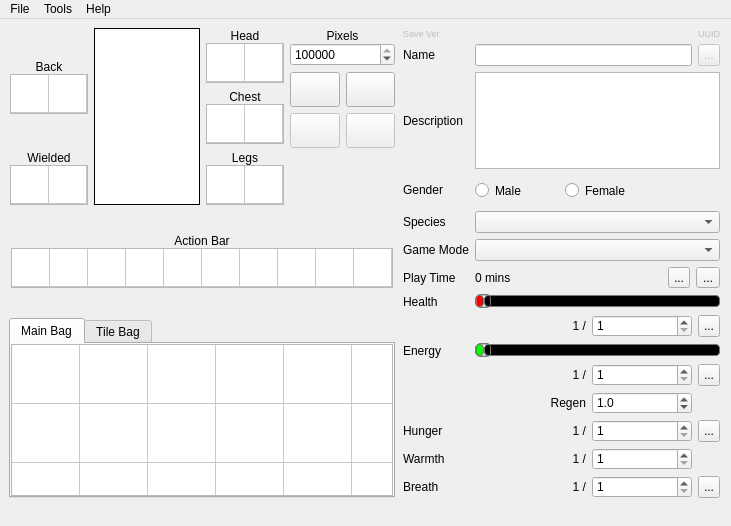
wizzomafizzo/starcheat, file starcheat/templates/MainWindow.ui: the form before one commit.
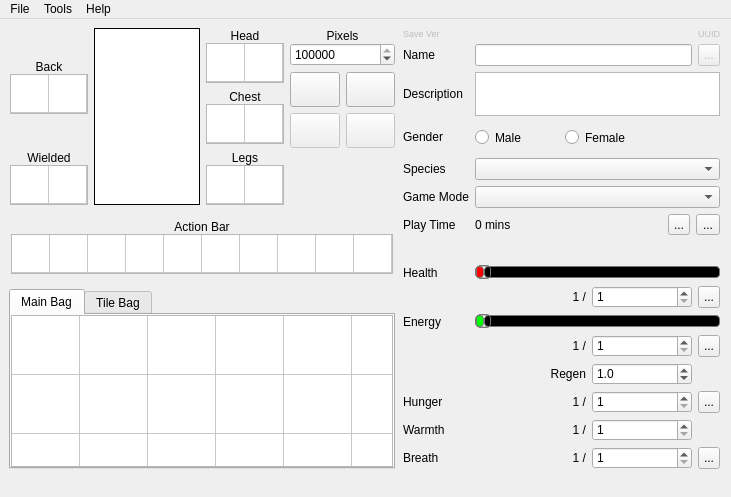
The form after the commit. Icons and pictures are not drawn.

Commit message: More main window tweaks

Patch:
```diff
--- a/starcheat/templates/MainWindow.ui
+++ b/starcheat/templates/MainWindow.ui
@@ -7,19 +7,19 @@
     <x>0</x>
     <y>0</y>
     <width>731</width>
-    <height>526</height>
+    <height>497</height>
    </rect>
   </property>
   <property name="minimumSize">
    <size>
     <width>731</width>
-    <height>526</height>
+    <height>497</height>
    </size>
   </property>
   <property name="maximumSize">
    <size>
     <width>731</width>
-    <height>526</height>
+    <height>497</height>
    </size>
   </property>
   <property name="windowTitle">
@@ -915,19 +915,6 @@
         </item>
        </layout>
       </item>
-      <item>
-       <spacer name="verticalSpacer_5">
-        <property name="orientation">
-         <enum>Qt::Vertical</enum>
-        </property>
-        <property name="sizeHint" stdset="0">
-         <size>
-          <width>20</width>
-          <height>40</height>
-         </size>
-        </property>
-       </spacer>
-      </item>
       <item>
        <spacer name="verticalSpacer_4">
         <property name="orientation">
@@ -935,8 +922,8 @@
         </property>
         <property name="sizeHint" stdset="0">
          <size>
-          <width>378</width>
-          <height>1</height>
+          <width>20</width>
+          <height>40</height>
          </size>
         </property>
        </spacer>
@@ -954,6 +941,12 @@
         </property>
         <item>
          <widget class="QLabel" name="action_bar_label">
+          <property name="sizePolicy">
+           <sizepolicy hsizetype="Preferred" vsizetype="Fixed">
+            <horstretch>0</horstretch>
+            <verstretch>0</verstretch>
+           </sizepolicy>
+          </property>
           <property name="text">
            <string>Action Bar</string>
           </property>
@@ -1110,7 +1103,7 @@
        </layout>
       </item>
       <item>
-       <spacer name="verticalSpacer_6">
+       <spacer name="verticalSpacer_5">
         <property name="orientation">
          <enum>Qt::Vertical</enum>
         </property>
@@ -1503,7 +1496,7 @@
       <property name="rightMargin">
        <number>2</number>
       </property>
-      <item row="12" column="1">
+      <item row="13" column="1">
        <layout class="QHBoxLayout" name="horizontalLayout_6">
         <item>
          <widget class="QLabel" name="food_val">
@@ -1554,6 +1547,9 @@
             <height>22</height>
            </size>
           </property>
+          <property name="toolTip">
+           <string>Fill Stomach</string>
+          </property>
           <property name="text">
            <string>...</string>
           </property>
@@ -1565,14 +1561,14 @@
         </item>
        </layout>
       </item>
-      <item row="13" column="0">
+      <item row="14" column="0">
        <widget class="QLabel" name="warmth_label">
         <property name="text">
          <string>Warmth</string>
         </property>
        </widget>
       </item>
-      <item row="13" column="1">
+      <item row="14" column="1">
        <layout class="QHBoxLayout" name="horizontalLayout_7">
         <item>
          <widget class="QLabel" name="warmth_val">
@@ -1682,7 +1678,7 @@
         </property>
        </widget>
       </item>
-      <item row="7" column="0">
+      <item row="8" column="0">
        <widget class="QLabel" name="health_label">
         <property name="text">
          <string>Health</string>
@@ -1716,7 +1712,7 @@
         </property>
        </widget>
       </item>
-      <item row="10" column="1">
+      <item row="11" column="1">
        <layout class="QHBoxLayout" name="horizontalLayout_2">
         <item>
          <widget class="QLabel" name="energy_val">
@@ -1767,6 +1763,9 @@
             <height>22</height>
            </size>
           </property>
+          <property name="toolTip">
+           <string>Fill Energy</string>
+          </property>
           <property name="text">
            <string>...</string>
           </property>
@@ -1829,6 +1828,9 @@
         </item>
        </layout>
       </item>
+      <item row="4" column="1">
+       <widget class="QComboBox" name="race"/>
+      </item>
       <item row="6" column="0">
        <widget class="QLabel" name="play_time_label">
         <property name="text">
@@ -1866,7 +1868,7 @@
         </item>
        </layout>
       </item>
-      <item row="8" column="1">
+      <item row="9" column="1">
        <layout class="QHBoxLayout" name="horizontalLayout">
         <item>
          <widget class="QLabel" name="health_val">
@@ -1917,6 +1919,9 @@
             <height>22</height>
            </size>
           </property>
+          <property name="toolTip">
+           <string>Fill Health</string>
+          </property>
           <property name="text">
            <string>...</string>
           </property>
@@ -1928,24 +1933,21 @@
         </item>
        </layout>
       </item>
-      <item row="9" column="0">
+      <item row="10" column="0">
        <widget class="QLabel" name="energy_label">
         <property name="text">
          <string>Energy</string>
         </property>
        </widget>
       </item>
-      <item row="4" column="1">
-       <widget class="QComboBox" name="race"/>
-      </item>
-      <item row="14" column="0">
+      <item row="15" column="0">
        <widget class="QLabel" name="breath_label">
         <property name="text">
          <string>Breath</string>
         </property>
        </widget>
       </item>
-      <item row="14" column="1">
+      <item row="15" column="1">
        <layout class="QHBoxLayout" name="horizontalLayout_8">
         <item>
          <widget class="QLabel" name="breath_val">
@@ -1996,6 +1998,9 @@
             <height>22</height>
            </size>
           </property>
+          <property name="toolTip">
+           <string>Fill Lungs</string>
+          </property>
           <property name="text">
            <string>...</string>
           </property>
@@ -2007,7 +2012,7 @@
         </item>
        </layout>
       </item>
-      <item row="9" column="1">
+      <item row="10" column="1">
        <layout class="QHBoxLayout" name="horizontalLayout_11">
         <item>
          <widget class="QSlider" name="energy">
@@ -2056,7 +2061,7 @@
         </item>
        </layout>
       </item>
-      <item row="7" column="1">
+      <item row="8" column="1">
        <layout class="QHBoxLayout" name="horizontalLayout_10">
         <item>
          <widget class="QSlider" name="health">
@@ -2152,6 +2157,20 @@
         </widget>
        </widget>
       </item>
+      <item row="13" column="0">
+       <widget class="QLabel" name="food_label">
+        <property name="text">
+         <string>Hunger</string>
+        </property>
+       </widget>
+      </item>
+      <item row="5" column="1">
+       <widget class="QComboBox" name="game_mode">
+        <property name="enabled">
+         <bool>true</bool>
+        </property>
+       </widget>
+      </item>
       <item row="5" column="0">
        <widget class="QLabel" name="game_mode_label">
         <property name="text">
@@ -2162,14 +2181,17 @@
         </property>
        </widget>
       </item>
-      <item row="5" column="1">
-       <widget class="QComboBox" name="game_mode">
-        <property name="enabled">
-         <bool>true</bool>
+      <item row="2" column="1">
+       <widget class="QPlainTextEdit" name="description">
+        <property name="maximumSize">
+         <size>
+          <width>16777215</width>
+          <height>44</height>
+         </size>
         </property>
        </widget>
       </item>
-      <item row="11" column="1">
+      <item row="12" column="1">
        <layout class="QHBoxLayout" name="horizontalLayout_9">
         <item>
          <widget class="QLabel" name="energy_regen_label">
@@ -2227,15 +2249,18 @@
         </item>
        </layout>
       </item>
-      <item row="12" column="0">
-       <widget class="QLabel" name="food_label">
-        <property name="text">
-         <string>Hunger</string>
+      <item row="7" column="0">
+       <spacer name="verticalSpacer_6">
+        <property name="orientation">
+         <enum>Qt::Vertical</enum>
         </property>
-       </widget>
-      </item>
-      <item row="2" column="1">
-       <widget class="QPlainTextEdit" name="description"/>
+        <property name="sizeHint" stdset="0">
+         <size>
+          <width>20</width>
+          <height>40</height>
+         </size>
+        </property>
+       </spacer>
       </item>
      </layout>
     </item>
```
